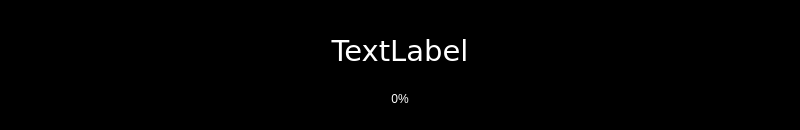
Qt form ui/osd.ui (cmusik/qtosd) before a commit.
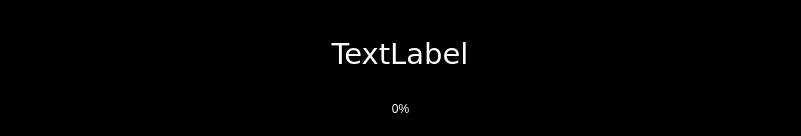
The same form after that commit. The open tabs and pages were chosen to show the change.

Commit message: fixed size handling

The edit to the form file:
```diff
--- a/ui/osd.ui
+++ b/ui/osd.ui
@@ -5,8 +5,8 @@
    <rect>
     <x>0</x>
     <y>0</y>
-    <width>800</width>
-    <height>130</height>
+    <width>801</width>
+    <height>136</height>
    </rect>
   </property>
   <property name="palette" >
@@ -77,6 +77,9 @@
    <string>OSDMixer</string>
   </property>
   <layout class="QVBoxLayout" name="verticalLayout" >
+   <property name="margin" >
+    <number>15</number>
+   </property>
    <item>
     <widget class="QStackedWidget" name="stackedWidget" >
      <property name="currentIndex" >
@@ -84,8 +87,29 @@
      </property>
      <widget class="QWidget" name="page_1" >
       <layout class="QVBoxLayout" name="verticalLayout_2" >
+       <property name="margin" >
+        <number>0</number>
+       </property>
        <item>
         <widget class="QLabel" name="label_1" >
+         <property name="sizePolicy" >
+          <sizepolicy vsizetype="Fixed" hsizetype="Fixed" >
+           <horstretch>0</horstretch>
+           <verstretch>0</verstretch>
+          </sizepolicy>
+         </property>
+         <property name="minimumSize" >
+          <size>
+           <width>770</width>
+           <height>75</height>
+          </size>
+         </property>
+         <property name="maximumSize" >
+          <size>
+           <width>770</width>
+           <height>75</height>
+          </size>
+         </property>
          <property name="palette" >
           <palette>
            <active>
```
Left out of the diff: 23 changed lines with no effect on the pictures. The commit also changes 1 other file.
